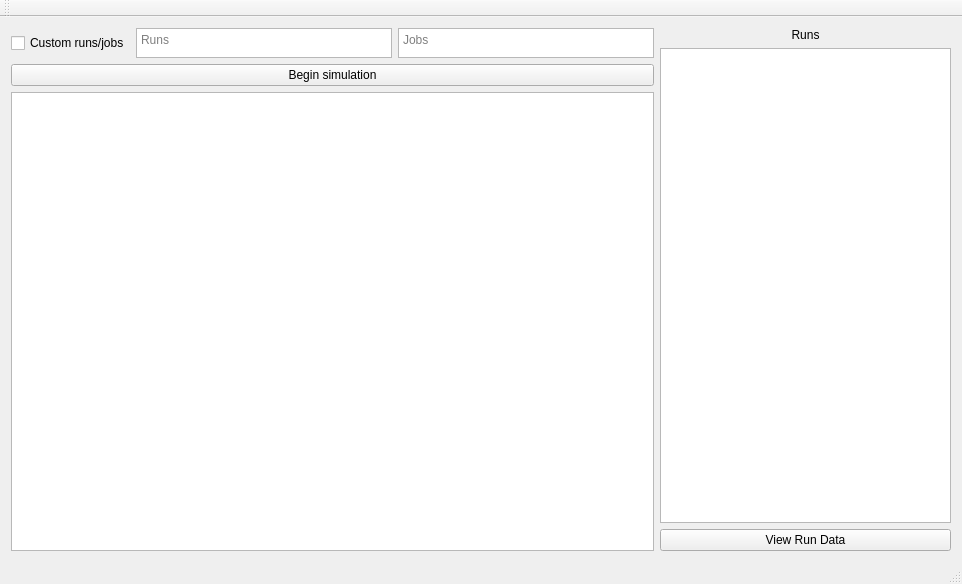
Qt form mainwindow.ui (ragrag/Queue-Simulation-QT) before a commit.
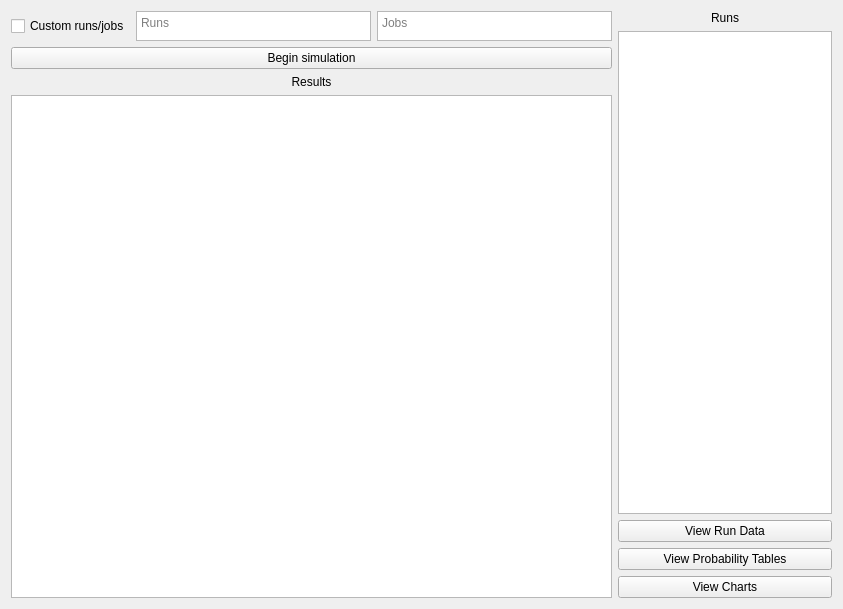
The same form after that commit.

What changed in the file:
```diff
--- a/mainwindow.ui
+++ b/mainwindow.ui
@@ -6,8 +6,8 @@
    <rect>
     <x>0</x>
     <y>0</y>
-    <width>962</width>
-    <height>584</height>
+    <width>843</width>
+    <height>609</height>
    </rect>
   </property>
   <property name="windowTitle">
@@ -70,7 +70,17 @@
          </widget>
         </item>
         <item>
-         <widget class="QTextBrowser" name="resultTextBox"/>
+         <widget class="QLabel" name="resultsLabel">
+          <property name="text">
+           <string>Results</string>
+          </property>
+          <property name="alignment">
+           <set>Qt::AlignCenter</set>
+          </property>
+         </widget>
+        </item>
+        <item>
+         <widget class="QTableWidget" name="resultsTable"/>
         </item>
        </layout>
       </item>
@@ -96,31 +106,26 @@
           </property>
          </widget>
         </item>
+        <item>
+         <widget class="QPushButton" name="probabilityTableBtn">
+          <property name="text">
+           <string>View Probability Tables</string>
+          </property>
+         </widget>
+        </item>
+        <item>
+         <widget class="QPushButton" name="chartsBtn">
+          <property name="text">
+           <string>View Charts</string>
+          </property>
+         </widget>
+        </item>
        </layout>
       </item>
      </layout>
     </item>
    </layout>
   </widget>
-  <widget class="QMenuBar" name="menuBar">
-   <property name="geometry">
-    <rect>
-     <x>0</x>
-     <y>0</y>
-     <width>962</width>
-     <height>26</height>
-    </rect>
-   </property>
-  </widget>
-  <widget class="QToolBar" name="mainToolBar">
-   <attribute name="toolBarArea">
-    <enum>TopToolBarArea</enum>
-   </attribute>
-   <attribute name="toolBarBreak">
-    <bool>false</bool>
-   </attribute>
-  </widget>
-  <widget class="QStatusBar" name="statusBar"/>
  </widget>
  <layoutdefault spacing="6" margin="11"/>
  <resources/>
```
Left out of the diff: 2 changed lines with no effect on the pictures.
